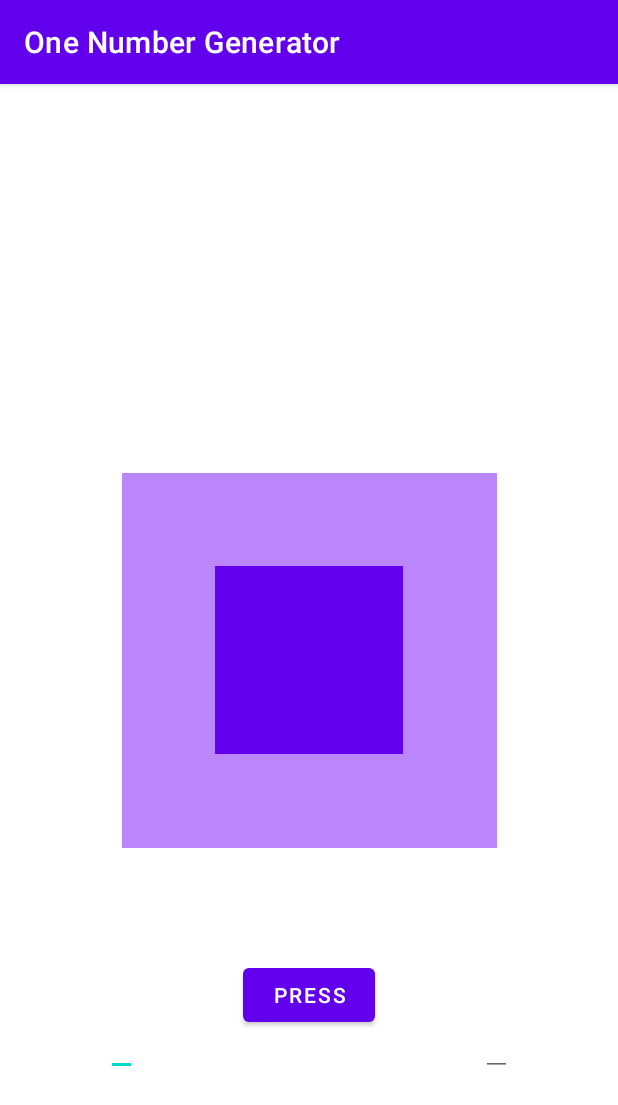
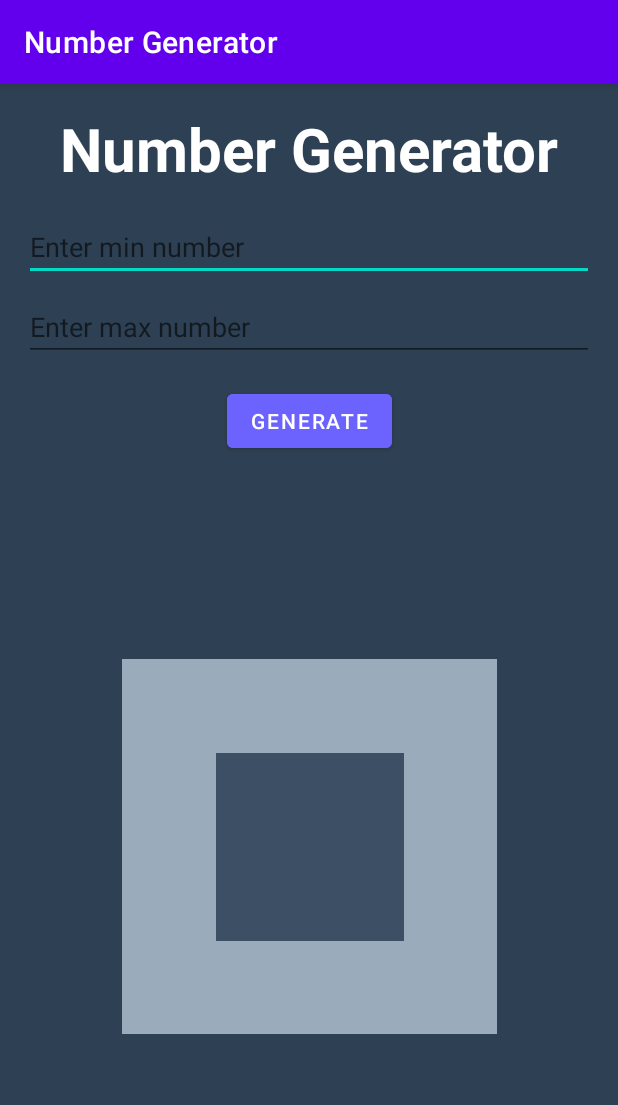
Before and after one commit to Mistakennnn/NumberGen, an Android app built with Jetpack Compose: the FirstActivity screen opened directly, with no data from a screen before it, on a phone screen of 412 x 824 dp. Shown: the top 1105 px of the screen. Run offline under Robolectric (Android 15) with nearby library versions, the phone set to English and light mode, and no system bars.

Commit message:
Added Multiple Name Picker and Number Guesser, improved design.

```diff
--- a/app/src/main/AndroidManifest.xml
+++ b/app/src/main/AndroidManifest.xml
@@ -12,6 +12,12 @@
         android:supportsRtl="true"
         android:theme="@style/Theme.Firstappdaniel"
         tools:targetApi="31">
+        <activity
+            android:name="com.Mistaken.NumberGen.SixthActivity"
+            android:exported="false" />
+        <activity
+            android:name="com.Mistaken.NumberGen.FifthActivity"
+            android:exported="false" />
         <activity
             android:name="com.Mistaken.NumberGen.FourthActivity"
             android:exported="false" />
--- a/app/src/main/java/com/Mistaken/NumberGen/FirstActivity.kt
+++ b/app/src/main/java/com/Mistaken/NumberGen/FirstActivity.kt
@@ -14,22 +14,22 @@ class FirstActivity : AppCompatActivity() {
     override fun onCreate(savedInstanceState: Bundle?) {
         super.onCreate(savedInstanceState)
         setContentView(R.layout.activity_first)
-        supportActionBar?.apply { title = "One Number Generator" }
-        var texto = findViewById<TextView>(R.id.num)
-        var selector1 = findViewById<EditText>(R.id.selector1)
-        var selector2 = findViewById<EditText>(R.id.selector2)
+        supportActionBar?.apply { title = "Number Generator" }
+
+        val numInput1 = findViewById<EditText>(R.id.numInput1)
+        val numInput2 = findViewById<EditText>(R.id.numInput2)
+        val resultText = findViewById<TextView>(R.id.resultText)
     }
 
-    fun numRandom(view: View)
-    {
-        val selector1 = findViewById<EditText>(R.id.selector1)
-        val selector2 = findViewById<EditText>(R.id.selector2)
+    fun numRandom(view: View) {
+        val numInput1 = findViewById<EditText>(R.id.numInput1)
+        val numInput2 = findViewById<EditText>(R.id.numInput2)
         val aviso = findViewById<TextView>(R.id.aviso)
-        val num1 = selector1.text.toString().toLongOrNull()
-        val num2 = selector2.text.toString().toLongOrNull()
 
-        if (num1 != null && num2 != null)
-        {
+        val num1 = numInput1.text.toString().toLongOrNull()
+        val num2 = numInput2.text.toString().toLongOrNull()
+
+        if (num1 != null && num2 != null) {
             val menor = min(num1, num2)
             val mayor = max(num1, num2)
             val random = Random.nextLong(menor, mayor + 1)
@@ -38,18 +38,14 @@ class FirstActivity : AppCompatActivity() {
             texto.text = "$random"
             tamañoTexto()
             aviso.text = "Your number generated between $menor and $mayor is:"
-        }
-        else
-        {
+        } else {
             aviso.text = "Cannot leave blank fields!"
         }
     }
 
-    fun tamañoTexto()
-    {
-        var display = findViewById<TextView>(R.id.num)
-        display.textSize = when (display.text.length)
-        {
+    fun tamañoTexto() {
+        val display = findViewById<TextView>(R.id.num)
+        display.textSize = when (display.text.length) {
             1 -> 120f
             2 -> 100f
             3 -> 70f
@@ -69,7 +65,5 @@ class FirstActivity : AppCompatActivity() {
             17 -> 12f
             else -> 11.5f
         }
-
-
     }
 }
--- a/app/src/main/java/com/Mistaken/NumberGen/FourthActivity.kt
+++ b/app/src/main/java/com/Mistaken/NumberGen/FourthActivity.kt
@@ -30,7 +30,7 @@ class FourthActivity : AppCompatActivity() {
 
         if (num1 != null && num2 != null && size != null)
         {
-            if (size > 0 && size <= 300)
+            if (size > 0)
             {
                 val menor = min(num1, num2)
                 val mayor = max(num1, num2)
--- a/app/src/main/res/layout/activity_first.xml
+++ b/app/src/main/res/layout/activity_first.xml
@@ -4,81 +4,120 @@
     xmlns:tools="http://schemas.android.com/tools"
     android:layout_width="match_parent"
     android:layout_height="match_parent"
-    tools:context=".FirstActivity">
+    tools:context=".FirstActivity"
+    android:background="#2E4053">
+
+    <TextView
+        android:id="@+id/titleText"
+        android:layout_width="wrap_content"
+        android:layout_height="wrap_content"
+        android:text="Number Generator"
+        android:textColor="#FFFFFF"
+        android:textSize="40sp"
+        android:textStyle="bold"
+        app:layout_constraintTop_toTopOf="parent"
+        app:layout_constraintStart_toStartOf="parent"
+        app:layout_constraintEnd_toEndOf="parent"
+        android:layout_marginTop="16dp" />
+
+    <EditText
+        android:id="@+id/numInput1"
+        android:layout_width="0dp"
+        android:layout_height="wrap_content"
+        android:hint="Enter min number"
+        android:textColor="#FFFFFF"
+        android:inputType="number"
+        app:layout_constraintTop_toBottomOf="@+id/titleText"
+        app:layout_constraintStart_toStartOf="parent"
+        app:layout_constraintEnd_toEndOf="parent"
+        android:layout_marginTop="16dp"
+        android:layout_marginStart="16dp"
+        android:layout_marginEnd="16dp" />
+
+    <EditText
+        android:id="@+id/numInput2"
+        android:layout_width="0dp"
+        android:layout_height="wrap_content"
+        android:hint="Enter max number"
+        android:textColor="#FFFFFF"
+        android:inputType="number"
+        app:layout_constraintTop_toBottomOf="@+id/numInput1"
+        app:layout_constraintStart_toStartOf="parent"
+        app:layout_constraintEnd_toEndOf="parent"
+        android:layout_marginTop="8dp"
+        android:layout_marginStart="16dp"
+        android:layout_marginEnd="16dp" />
+
+    <Button
+        android:id="@+id/randomButton"
+        android:layout_width="wrap_content"
+        android:layout_height="wrap_content"
+        android:onClick="numRandom"
+        android:text="Generate"
+        android:backgroundTint="#6C63FF"
+        android:textColor="#FFFFFF"
+        app:layout_constraintTop_toBottomOf="@+id/numInput2"
+        app:layout_constraintStart_toStartOf="parent"
+        app:layout_constraintEnd_toEndOf="parent"
+        android:layout_marginTop="16dp" />
+
+    <TextView
+        android:id="@+id/resultText"
+        android:layout_width="0dp"
+        android:layout_height="wrap_content"
+        android:text=""
+        android:gravity="center"
+        android:textSize="48sp"
+        android:textColor="#FFFFFF"
+        app:layout_constraintTop_toBottomOf="@+id/randomButton"
+        app:layout_constraintStart_toStartOf="parent"
+        app:layout_constraintEnd_toEndOf="parent"
+        android:layout_marginTop="16dp" />
 
     <View
         android:id="@+id/hola2"
         android:layout_width="250dp"
         android:layout_height="250dp"
-        android:background="@color/purple_200"
+        android:background="#9AABBC"
+        app:layout_constraintBottom_toBottomOf="parent"
+        app:layout_constraintEnd_toEndOf="parent"
+        app:layout_constraintStart_toStartOf="parent"
+        app:layout_constraintTop_toBottomOf="@+id/randomButton" />
+
+    <View
+        android:id="@+id/hola"
+        android:layout_width="125dp"
+        android:layout_height="125dp"
+        android:background="#3C4F65"
+        app:layout_constraintBottom_toBottomOf="@+id/hola2"
+        app:layout_constraintEnd_toEndOf="@+id/hola2"
+        app:layout_constraintStart_toStartOf="@+id/hola2"
+        app:layout_constraintTop_toTopOf="@+id/hola2" />
+
+    <TextView
+        android:id="@+id/aviso"
+        android:layout_width="wrap_content"
+        android:layout_height="wrap_content"
+        android:textColor="#A9A9A9"
+        android:textSize="30sp"
+        android:textStyle="italic"
+        android:gravity="center"
+        app:layout_constraintBottom_toTopOf="@+id/hola2"
+        app:layout_constraintEnd_toEndOf="parent"
+        app:layout_constraintStart_toStartOf="parent"
+        app:layout_constraintTop_toBottomOf="@+id/randomButton" />
+
+    <TextView
+        android:id="@+id/num"
+        android:layout_width="wrap_content"
+        android:layout_height="wrap_content"
+        android:gravity="center"
+        android:maxLines="1"
+        android:text=""
+        android:textColor="#000000"
         app:layout_constraintBottom_toBottomOf="@+id/hola"
         app:layout_constraintEnd_toEndOf="@+id/hola"
         app:layout_constraintStart_toStartOf="@+id/hola"
         app:layout_constraintTop_toTopOf="@+id/hola" />
 
-    <View
-        android:id="@+id/hola"
-        android:layout_width="125dp"
-        android:layout_height="125dp"
-        android:background="@color/purple_500"
-        app:layout_constraintBottom_toBottomOf="parent"
-        app:layout_constraintEnd_toEndOf="parent"
-        app:layout_constraintStart_toStartOf="parent"
-        app:layout_constraintTop_toTopOf="parent" />
-
-    <TextView
-        android:id="@+id/aviso"
-        android:layout_width="wrap_content"
-        android:layout_height="wrap_content"
-        app:layout_constraintBottom_toTopOf="@+id/hola2"
-        app:layout_constraintEnd_toEndOf="parent"
-        app:layout_constraintStart_toStartOf="parent" />
-
-    <TextView
-        android:id="@+id/num"
-        android:layout_width="wrap_content"
-        android:layout_height="wrap_content"
-        android:text=""
-        android:gravity="center"
-        android:maxLines="1"
-        android:textColor="#000000"
-        app:layout_constraintBottom_toBottomOf="parent"
-        app:layout_constraintEnd_toEndOf="parent"
-        app:layout_constraintStart_toStartOf="parent"
-        app:layout_constraintTop_toTopOf="parent"/>
-
-    <EditText
-        android:id="@+id/selector1"
-        android:layout_width="wrap_content"
-        android:layout_height="wrap_content"
-        android:inputType="number"
-        app:layout_constraintBottom_toBottomOf="parent"
-        app:layout_constraintEnd_toStartOf="@+id/boton1"
-        app:layout_constraintStart_toStartOf="parent"
-        app:layout_constraintTop_toBottomOf="@+id/hola2"
-        android:maxLength="18"/>
-
-    <EditText
-        android:id="@+id/selector2"
-        android:layout_width="wrap_content"
-        android:layout_height="wrap_content"
-        android:inputType="number"
-        app:layout_constraintBottom_toBottomOf="parent"
-        app:layout_constraintEnd_toEndOf="parent"
-        app:layout_constraintStart_toEndOf="@+id/boton1"
-        app:layout_constraintTop_toBottomOf="@+id/hola2"
-        android:maxLength="18"/>
-
-    <Button
-        android:id="@+id/boton1"
-        android:layout_width="wrap_content"
-        android:layout_height="wrap_content"
-        android:onClick="numRandom"
-        android:text="press"
-        app:layout_constraintBottom_toBottomOf="parent"
-        app:layout_constraintEnd_toEndOf="parent"
-        app:layout_constraintStart_toStartOf="parent"
-        app:layout_constraintTop_toBottomOf="@+id/hola" />
-
-
 </androidx.constraintlayout.widget.ConstraintLayout>
```
Also changed, not shown: app/src/main/java/com/Mistaken/NumberGen/FifthActivity.kt (added, +44 -0 lines), app/src/main/java/com/Mistaken/NumberGen/MainMenu.kt (+12 -0 lines), app/src/main/java/com/Mistaken/NumberGen/SixthActivity.kt (added, +63 -0 lines), app/src/main/res/layout/activity_fifth.xml (added, +76 -0 lines), app/src/main/res/layout/activity_fourth.xml (+23 -21 lines), app/src/main/res/layout/activity_main_menu.xml (+48 -31 lines), app/src/main/res/layout/activity_second.xml (+25 -12 lines), app/src/main/res/layout/activity_sixth.xml (added, +88 -0 lines), app/src/main/res/layout/activity_third.xml (+31 -11 lines).
